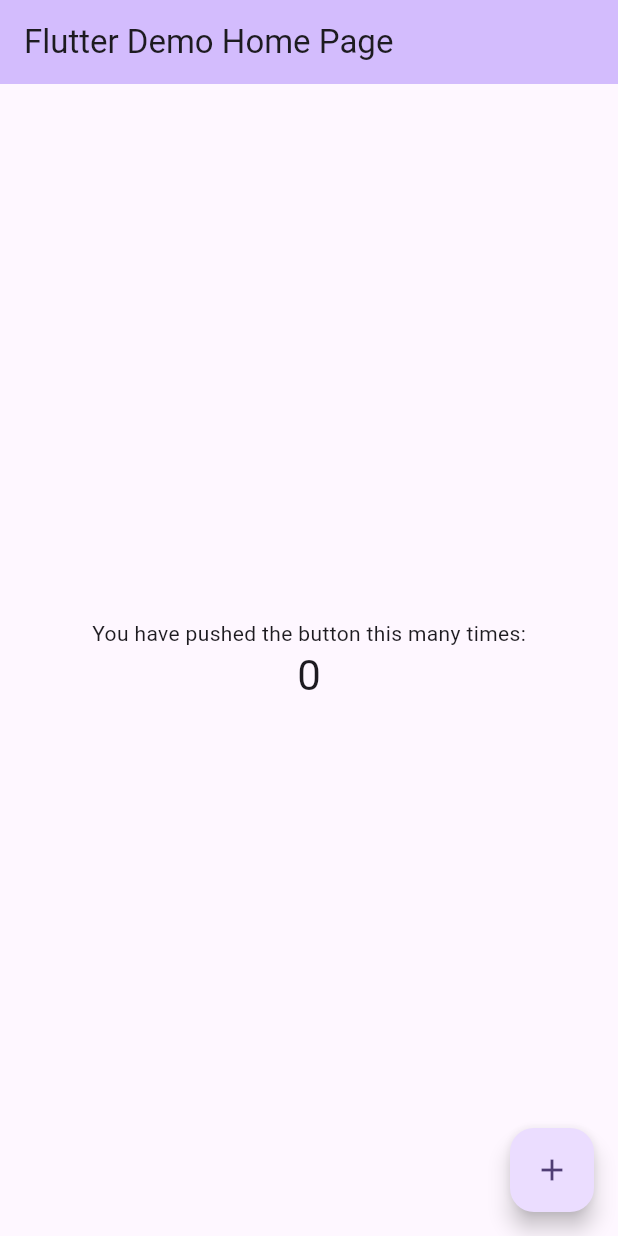
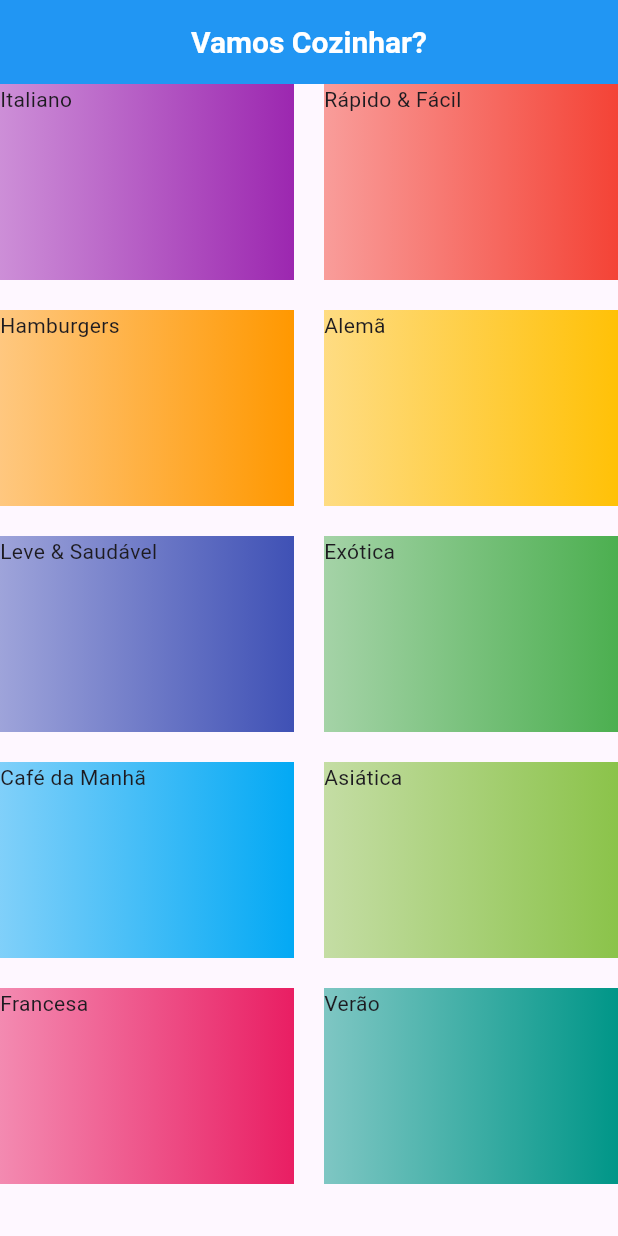
Before and after one commit to Andre-Marino/project-meals, a Flutter app: the screen it shows after launch, on a phone screen of 412 x 824 dp. Run offline on Flutter 3.47's test engine with Material 3 defaults, Android fonts, the phone set to English and light mode, and no system bars.

Commit message:
criando estrutura

```diff
--- /dev/null
+++ b/lib/components/category_Item.dart
@@ -0,0 +1,22 @@
+import '../models/category.dart';
+import 'package:flutter/material.dart';
+
+class CategoryItem extends StatelessWidget {
+  final Category category;
+
+  const CategoryItem(this.category);
+
+  @override
+  Widget build(BuildContext context) {
+    return Container(
+      child: Text(category.title),
+      decoration: BoxDecoration(
+          gradient: LinearGradient(
+        colors: [
+          category.color.withOpacity(0.5),
+          category.color,
+        ],
+      )),
+    );
+  }
+}
--- /dev/null
+++ b/lib/data/dummy_data.dart
@@ -0,0 +1,57 @@
+import 'package:flutter/material.dart';
+
+import '../models/category.dart';
+
+// ignore: unnecessary_const
+const DUMMY_CATEGORIES = const [
+  Category(
+    id: 'c1',
+    title: 'Italiano',
+    color: Colors.purple,
+  ),
+  Category(
+    id: 'c2',
+    title: 'Rápido & Fácil',
+    color: Colors.red,
+  ),
+  Category(
+    id: 'c3',
+    title: 'Hamburgers',
+    color: Colors.orange,
+  ),
+  Category(
+    id: 'c4',
+    title: 'Alemã',
+    color: Colors.amber,
+  ),
+  Category(
+    id: 'c5',
+    title: 'Leve & Saudável',
+    color: Colors.indigo,
+  ),
+  Category(
+    id: 'c6',
+    title: 'Exótica',
+    color: Colors.green,
+  ),
+  Category(
+    id: 'c7',
+    title: 'Café da Manhã',
+    color: Colors.lightBlue,
+  ),
+  Category(
+    id: 'c8',
+    title: 'Asiática',
+    color: Colors.lightGreen,
+  ),
+  Category(
+    id: 'c9',
+    title: 'Francesa',
+    color: Colors.pink,
+  ),
+  Category(
+    id: 'c10',
+    title: 'Verão',
+    color: Colors.teal,
+  ),
+];
--- a/lib/main.dart
+++ b/lib/main.dart
@@ -1,125 +1,26 @@
 import 'package:flutter/material.dart';
+import 'screens/categories_screen.dart';
 
-void main() {
-  runApp(const MyApp());
-}
+void main() => runApp(MyApp());
 
 class MyApp extends StatelessWidget {
-  const MyApp({super.key});
-
-  // This widget is the root of your application.
   @override
   Widget build(BuildContext context) {
     return MaterialApp(
-      title: 'Flutter Demo',
+      title: 'Vamos Cozinhar?',
       theme: ThemeData(
-        // This is the theme of your application.
-        //
-        // TRY THIS: Try running your application with "flutter run". You'll see
-        // the application has a purple toolbar. Then, without quitting the app,
-        // try changing the seedColor in the colorScheme below to Colors.green
-        // and then invoke "hot reload" (save your changes or press the "hot
-        // reload" button in a Flutter-supported IDE, or press "r" if you used
-        // the command line to start the app).
-        //
-        // Notice that the counter didn't reset back to zero; the application
-        // state is not lost during the reload. To reset the state, use hot
-        // restart instead.
-        //
-        // This works for code too, not just values: Most code changes can be
-        // tested with just a hot reload.
-        colorScheme: ColorScheme.fromSeed(seedColor: Colors.deepPurple),
-        useMaterial3: true,
+        primaryColor: Colors.blue,
+        appBarTheme: AppBarTheme(
+          titleTextStyle: TextStyle(
+            color: Colors.white,
+            fontSize: 20,
+            fontWeight: FontWeight.bold,
+          ),
+          centerTitle: true,
+          backgroundColor: Colors.blue,
+        ),
       ),
-      home: const MyHomePage(title: 'Flutter Demo Home Page'),
+      home: CategoriesScreeen(),
     );
   }
 }
-
-class MyHomePage extends StatefulWidget {
-  const MyHomePage({super.key, required this.title});
-
-  // This widget is the home page of your application. It is stateful, meaning
-  // that it has a State object (defined below) that contains fields that affect
-  // how it looks.
-
-  // This class is the configuration for the state. It holds the values (in this
-  // case the title) provided by the parent (in this case the App widget) and
-  // used by the build method of the State. Fields in a Widget subclass are
-  // always marked "final".
-
-  final String title;
-
-  @override
-  State<MyHomePage> createState() => _MyHomePageState();
-}
-
-class _MyHomePageState extends State<MyHomePage> {
-  int _counter = 0;
-
-  void _incrementCounter() {
-    setState(() {
-      // This call to setState tells the Flutter framework that something has
-      // changed in this State, which causes it to rerun the build method below
-      // so that the display can reflect the updated values. If we changed
-      // _counter without calling setState(), then the build method would not be
-      // called again, and so nothing would appear to happen.
-      _counter++;
-    });
-  }
-
-  @override
-  Widget build(BuildContext context) {
-    // This method is rerun every time setState is called, for instance as done
-    // by the _incrementCounter method above.
-    //
-    // The Flutter framework has been optimized to make rerunning build methods
-    // fast, so that you can just rebuild anything that needs updating rather
-    // than having to individually change instances of widgets.
-    return Scaffold(
-      appBar: AppBar(
-        // TRY THIS: Try changing the color here to a specific color (to
-        // Colors.amber, perhaps?) and trigger a hot reload to see the AppBar
-        // change color while the other colors stay the same.
-        backgroundColor: Theme.of(context).colorScheme.inversePrimary,
-        // Here we take the value from the MyHomePage object that was created by
-        // the App.build method, and use it to set our appbar title.
-        title: Text(widget.title),
-      ),
-      body: Center(
-        // Center is a layout widget. It takes a single child and positions it
-        // in the middle of the parent.
-        child: Column(
-          // Column is also a layout widget. It takes a list of children and
-          // arranges them vertically. By default, it sizes itself to fit its
-          // children horizontally, and tries to be as tall as its parent.
-          //
-          // Column has various properties to control how it sizes itself and
-          // how it positions its children. Here we use mainAxisAlignment to
-          // center the children vertically; the main axis here is the vertical
-          // axis because Columns are vertical (the cross axis would be
-          // horizontal).
-          //
-          // TRY THIS: Invoke "debug painting" (choose the "Toggle Debug Paint"
-          // action in the IDE, or press "p" in the console), to see the
-          // wireframe for each widget.
-          mainAxisAlignment: MainAxisAlignment.center,
-          children: <Widget>[
-            const Text(
-              'You have pushed the button this many times:',
-            ),
-            Text(
-              '$_counter',
-              style: Theme.of(context).textTheme.headlineMedium,
-            ),
-          ],
-        ),
-      ),
-      floatingActionButton: FloatingActionButton(
-        onPressed: _incrementCounter,
-        tooltip: 'Increment',
-        child: const Icon(Icons.add),
-      ), // This trailing comma makes auto-formatting nicer for build methods.
-    );
-  }
-}
--- /dev/null
+++ b/lib/models/category.dart
@@ -0,0 +1,13 @@
+import 'package:flutter/material.dart';
+
+class Category {
+  final String id;
+  final String title;
+  final Color color;
+
+  const Category({
+    required this.id,
+    required this.title,
+    this.color = Colors.orange,
+  });
+}
--- /dev/null
+++ b/lib/screens/categories_screen.dart
@@ -0,0 +1,25 @@
+import 'package:flutter/material.dart';
+import '../components/category_Item.dart';
+import '../data/dummy_data.dart';
+
+class CategoriesScreeen extends StatelessWidget {
+  @override
+  Widget build(BuildContext context) {
+    return Scaffold(
+      appBar: AppBar(
+        title: Text('Vamos Cozinhar?'),
+      ),
+      body: GridView(
+        gridDelegate: SliverGridDelegateWithMaxCrossAxisExtent(
+          maxCrossAxisExtent: 200,
+          childAspectRatio: 3 / 2,
+          crossAxisSpacing: 20,
+          mainAxisSpacing: 20,
+        ),
+        children: DUMMY_CATEGORIES.map((cat) {
+          return CategoryItem(cat);
+        }).toList(),
+      ),
+    );
+  }
+}
```
Also changed, not shown: 1 other file.
